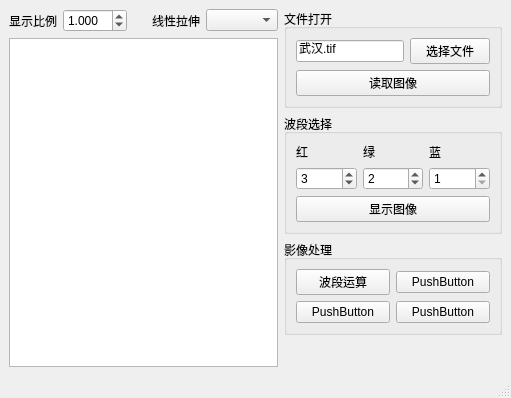
QuinMeow/RSPCourse_CUG2022, file MainWin.ui: the form before one commit.
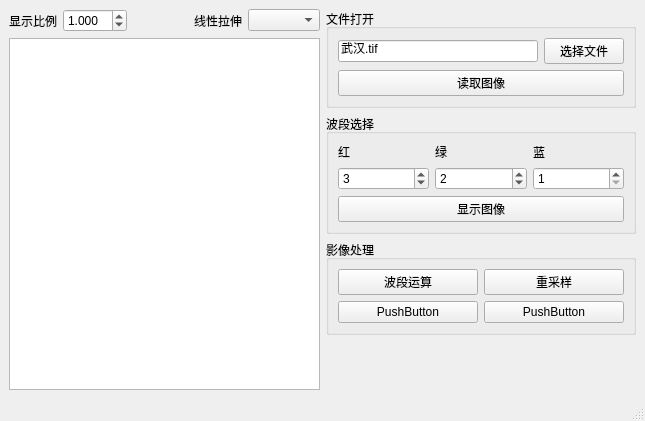
The form after the commit.

Commit message: 影像重采样完成

Diff of the .ui file:
```diff
--- a/MainWin.ui
+++ b/MainWin.ui
@@ -6,8 +6,8 @@
    <rect>
     <x>0</x>
     <y>0</y>
-    <width>511</width>
-    <height>398</height>
+    <width>645</width>
+    <height>421</height>
    </rect>
   </property>
   <property name="windowTitle">
@@ -239,7 +239,7 @@
          <item row="0" column="1">
           <widget class="QPushButton" name="pushButton_2">
            <property name="text">
-            <string>PushButton</string>
+            <string>重采样</string>
            </property>
           </widget>
          </item>
```
Left out of the diff: 6 changed lines with no effect on the pictures. The commit also changes 7 other files.
